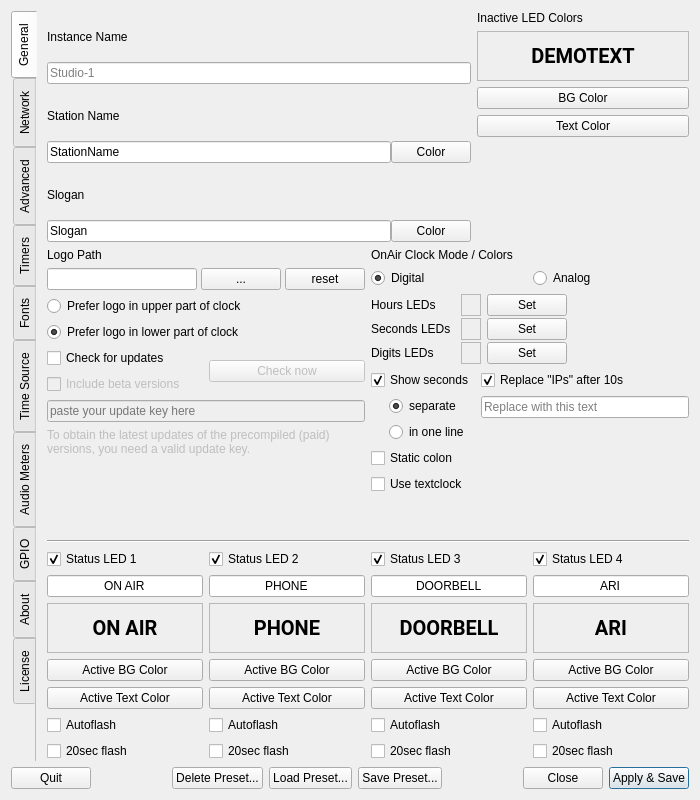
Qt form settings.ui (saschaludwig/OnAirScreen) before a commit.
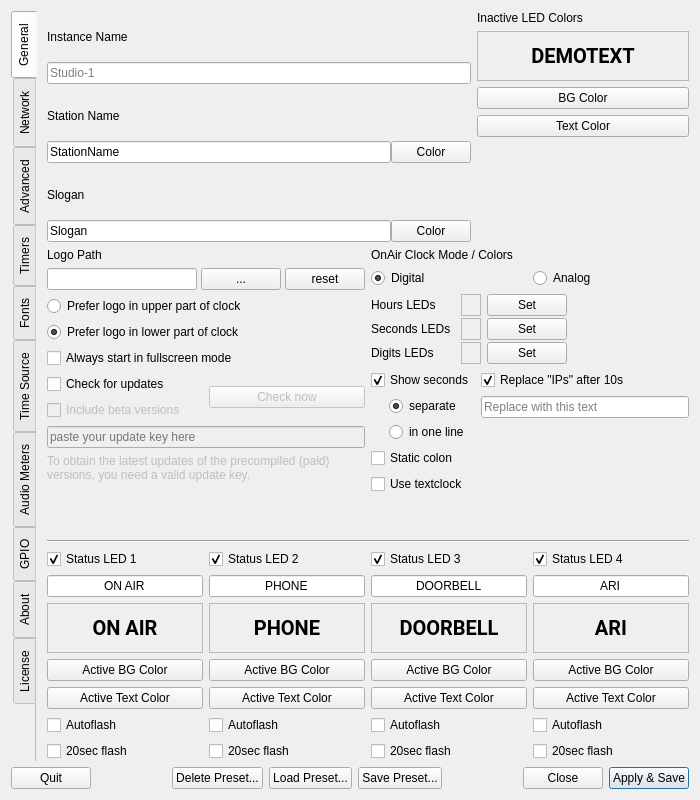
The same form after that commit. Icons and pictures are not drawn.

Commit message:
Add always-start-fullscreen and present shop builds as the supported way to run.
A settings option can force fullscreen even after a windowed session. The README points studio users to official packages instead of treating GitHub as an installer.

```diff
--- a/settings.ui
+++ b/settings.ui
@@ -760,6 +760,16 @@
              </attribute>
             </widget>
            </item>
+           <item>
+            <widget class="QCheckBox" name="checkBox_AlwaysStartFullscreen">
+             <property name="text">
+              <string>Always start in fullscreen mode</string>
+             </property>
+             <property name="checked">
+              <bool>false</bool>
+             </property>
+            </widget>
+           </item>
            <item>
             <layout class="QHBoxLayout" name="horizontalLayout_16">
              <item>
```
Left out of the diff: 1 changed line with no effect on the pictures. The commit also changes 12 other files.
